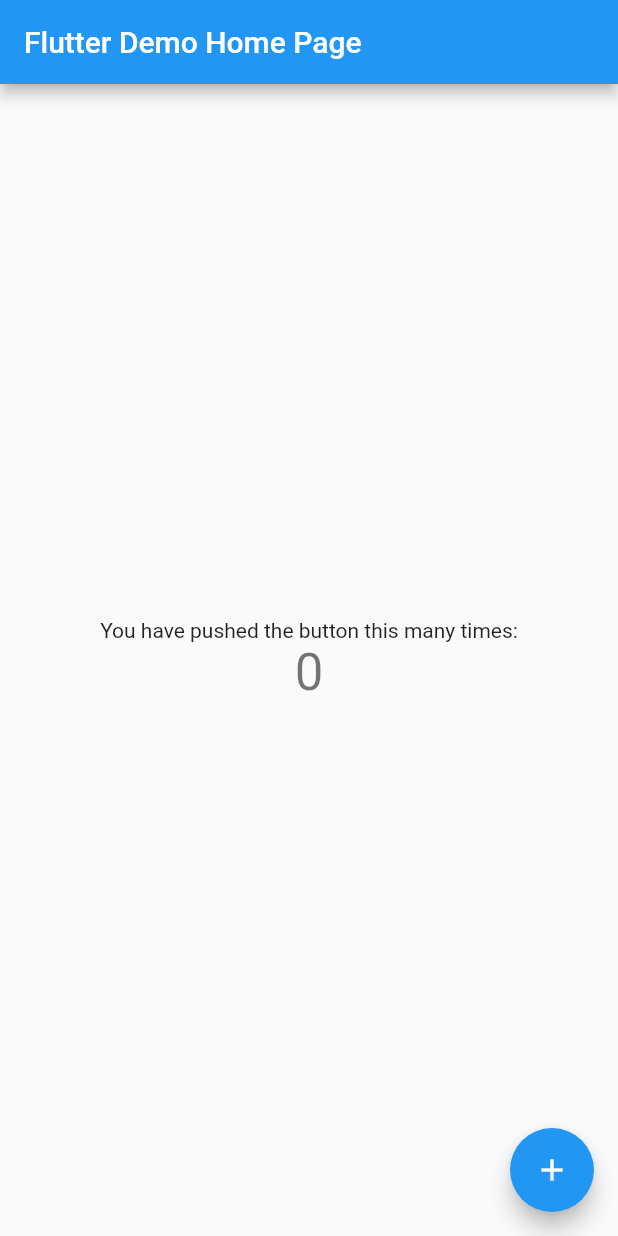
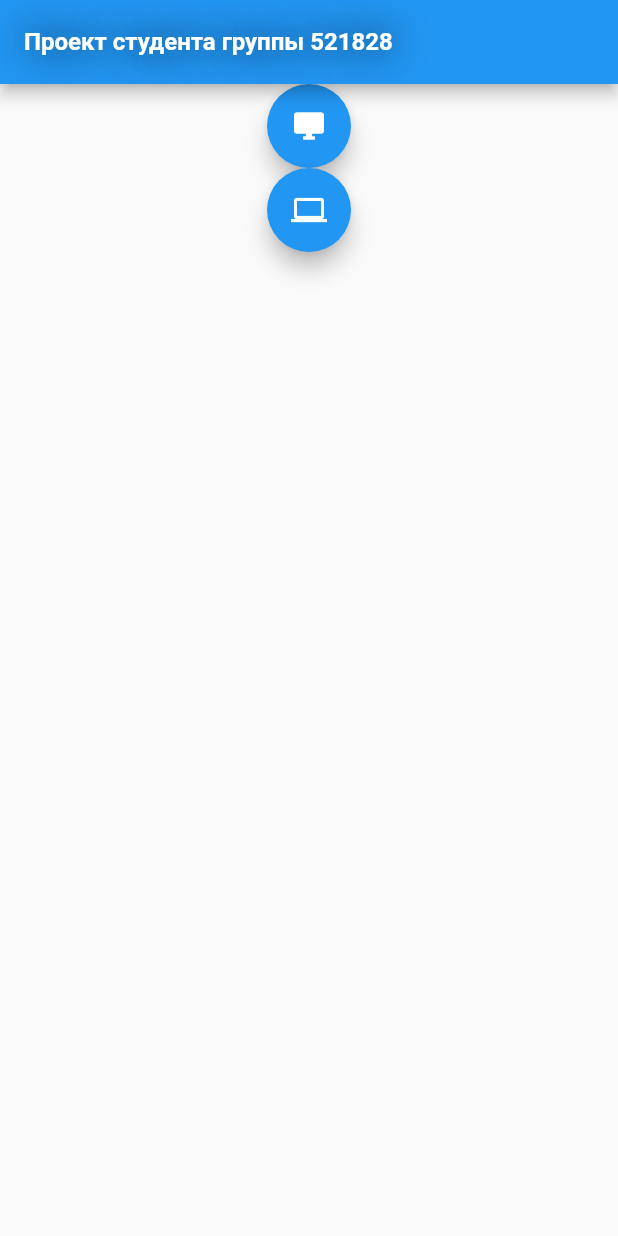
Before and after one commit to BillDoorAndBinky/Flutter_Lab, a Flutter app: the screen it shows after launch, on a phone screen of 412 x 824 dp. Run offline on Flutter 3.47's test engine with Material 2 defaults, Android fonts, the phone set to English and light mode, and no system bars.

Commit message:
#1_Добавил некоторые виджеты

```diff
--- a/lib/main.dart
+++ b/lib/main.dart
@@ -1,115 +1,30 @@
 import 'package:flutter/material.dart';
 
 void main() {
-  runApp(const MyApp());
-}
-
-class MyApp extends StatelessWidget {
-  const MyApp({Key? key}) : super(key: key);
-
-  // This widget is the root of your application.
-  @override
-  Widget build(BuildContext context) {
-    return MaterialApp(
-      title: 'Flutter Demo',
-      theme: ThemeData(
-        // This is the theme of your application.
-        //
-        // Try running your application with "flutter run". You'll see the
-        // application has a blue toolbar. Then, without quitting the app, try
-        // changing the primarySwatch below to Colors.green and then invoke
-        // "hot reload" (press "r" in the console where you ran "flutter run",
-        // or simply save your changes to "hot reload" in a Flutter IDE).
-        // Notice that the counter didn't reset back to zero; the application
-        // is not restarted.
-        primarySwatch: Colors.blue,
+  runApp(MaterialApp(
+      home: Scaffold(
+    appBar: AppBar(
+      title: const Text(
+        "Проект студента группы 521828",
+        style: TextStyle(
+            fontSize: 16,
+            fontWeight: FontWeight.bold,
+            shadows: [Shadow(color: Colors.black, blurRadius: 30)]),
       ),
-      home: const MyHomePage(title: 'Flutter Demo Home Page'),
-    );
-  }
-}
-
-class MyHomePage extends StatefulWidget {
-  const MyHomePage({Key? key, required this.title}) : super(key: key);
-
-  // This widget is the home page of your application. It is stateful, meaning
-  // that it has a State object (defined below) that contains fields that affect
-  // how it looks.
-
-  // This class is the configuration for the state. It holds the values (in this
-  // case the title) provided by the parent (in this case the App widget) and
-  // used by the build method of the State. Fields in a Widget subclass are
-  // always marked "final".
-
-  final String title;
-
-  @override
-  State<MyHomePage> createState() => _MyHomePageState();
-}
-
-class _MyHomePageState extends State<MyHomePage> {
-  int _counter = 0;
-
-  void _incrementCounter() {
-    setState(() {
-      // This call to setState tells the Flutter framework that something has
-      // changed in this State, which causes it to rerun the build method below
-      // so that the display can reflect the updated values. If we changed
-      // _counter without calling setState(), then the build method would not be
-      // called again, and so nothing would appear to happen.
-      _counter++;
-    });
-  }
-
-  @override
-  Widget build(BuildContext context) {
-    // This method is rerun every time setState is called, for instance as done
-    // by the _incrementCounter method above.
-    //
-    // The Flutter framework has been optimized to make rerunning build methods
-    // fast, so that you can just rebuild anything that needs updating rather
-    // than having to individually change instances of widgets.
-    return Scaffold(
-      appBar: AppBar(
-        // Here we take the value from the MyHomePage object that was created by
-        // the App.build method, and use it to set our appbar title.
-        title: Text(widget.title),
     ),
     body: Center(
-        // Center is a layout widget. It takes a single child and positions it
-        // in the middle of the parent.
-        child: Column(
-          // Column is also a layout widget. It takes a list of children and
-          // arranges them vertically. By default, it sizes itself to fit its
-          // children horizontally, and tries to be as tall as its parent.
-          //
-          // Invoke "debug painting" (press "p" in the console, choose the
-          // "Toggle Debug Paint" action from the Flutter Inspector in Android
-          // Studio, or the "Toggle Debug Paint" command in Visual Studio Code)
-          // to see the wireframe for each widget.
-          //
-          // Column has various properties to control how it sizes itself and
-          // how it positions its children. Here we use mainAxisAlignment to
-          // center the children vertically; the main axis here is the vertical
-          // axis because Columns are vertical (the cross axis would be
-          // horizontal).
-          mainAxisAlignment: MainAxisAlignment.center,
-          children: <Widget>[
-            const Text(
-              'You have pushed the button this many times:',
+      child: Column(children: <Widget>[
+        FloatingActionButton(
+          tooltip: 'Click this pls!',
+          onPressed: () {},
+          child: const Icon(Icons.desktop_windows),
         ),
-            Text(
-              '$_counter',
-              style: Theme.of(context).textTheme.headline4,
+        FloatingActionButton(
+          tooltip: 'No click this!',
+          onPressed: () {},
+          child: const Icon(Icons.laptop),
         ),
-          ],
+      ]),
     ),
-      ),
-      floatingActionButton: FloatingActionButton(
-        onPressed: _incrementCounter,
-        tooltip: 'Increment',
-        child: const Icon(Icons.add),
-      ), // This trailing comma makes auto-formatting nicer for build methods.
-    );
+  )));
 }
-}
```
Lines whose indentation alone changed are shown as unchanged.
